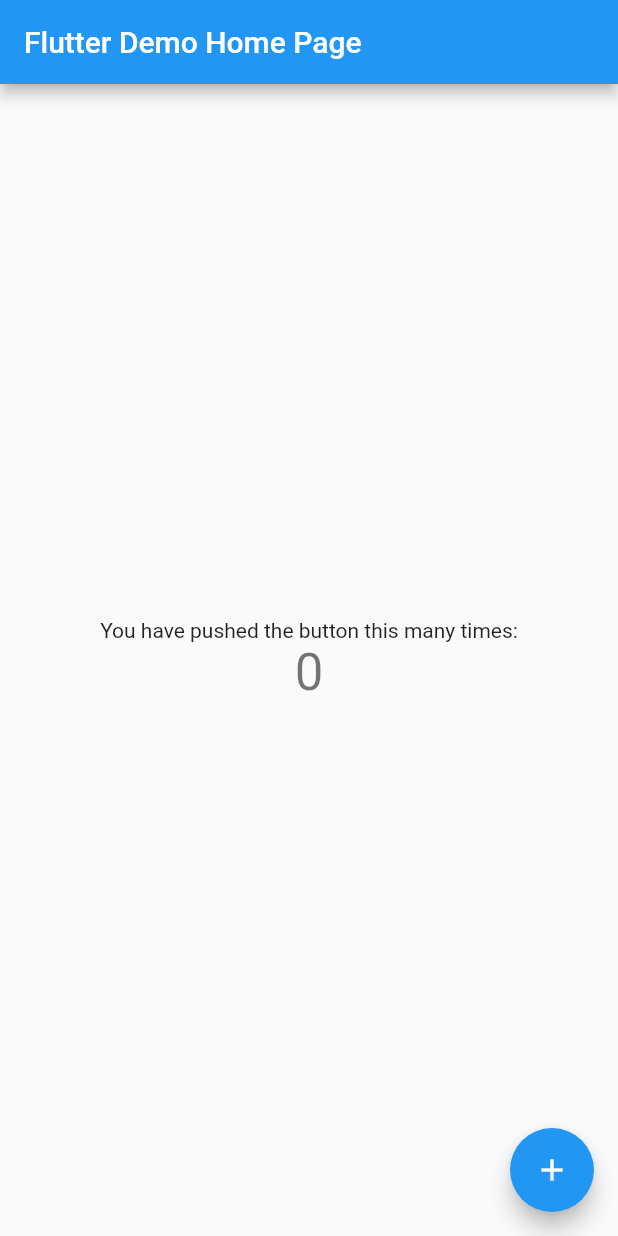
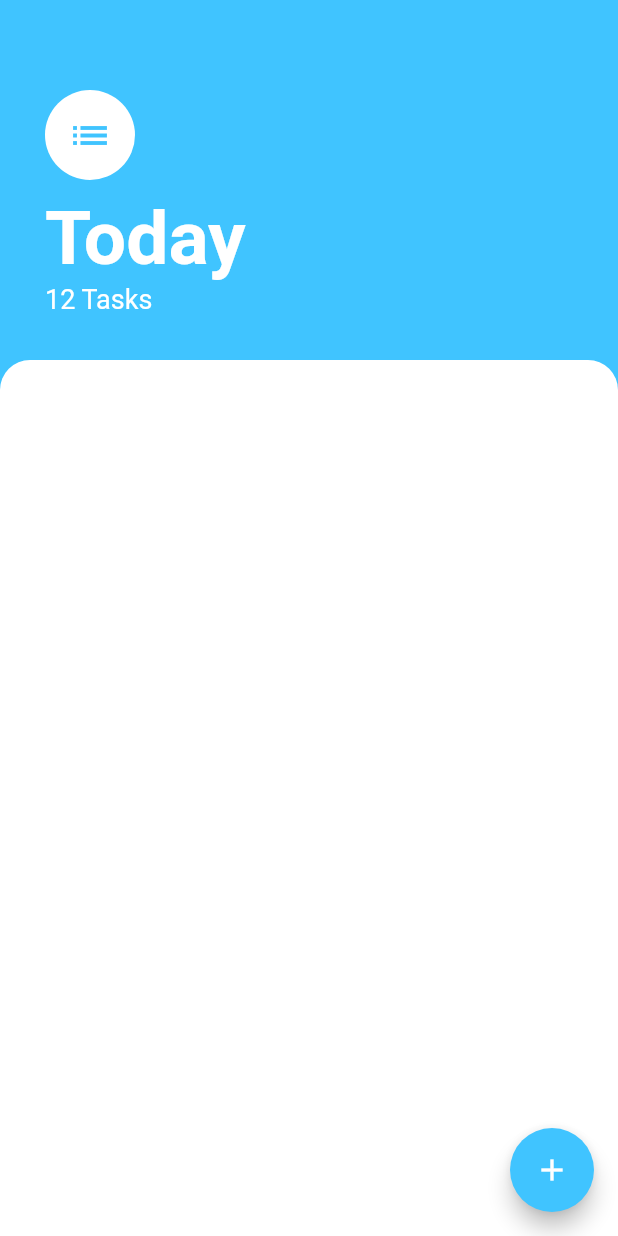
Before and after one commit to fghjjkl32/today_flutter, a Flutter app: the screen it shows after launch, on a phone screen of 412 x 824 dp. Run offline on Flutter 3.47's test engine with Material 2 defaults, Android fonts, the phone set to English and light mode, and no system bars.

Commit message:
feat | add : UI design set

```diff
--- a/lib/main.dart
+++ b/lib/main.dart
@@ -1,113 +1,15 @@
 import 'package:flutter/material.dart';
+import 'package:today_flutter/screens/tasks_screen.dart';
 
 void main() {
   runApp(MyApp());
 }
 
 class MyApp extends StatelessWidget {
-  // This widget is the root of your application.
   @override
   Widget build(BuildContext context) {
     return MaterialApp(
-      title: 'Flutter Demo',
-      theme: ThemeData(
-        // This is the theme of your application.
-        //
-        // Try running your application with "flutter run". You'll see the
-        // application has a blue toolbar. Then, without quitting the app, try
-        // changing the primarySwatch below to Colors.green and then invoke
-        // "hot reload" (press "r" in the console where you ran "flutter run",
-        // or simply save your changes to "hot reload" in a Flutter IDE).
-        // Notice that the counter didn't reset back to zero; the application
-        // is not restarted.
-        primarySwatch: Colors.blue,
-      ),
-      home: MyHomePage(title: 'Flutter Demo Home Page'),
+      home: TasksScreen(),
     );
   }
 }
-
-class MyHomePage extends StatefulWidget {
-  MyHomePage({Key? key, required this.title}) : super(key: key);
-
-  // This widget is the home page of your application. It is stateful, meaning
-  // that it has a State object (defined below) that contains fields that affect
-  // how it looks.
-
-  // This class is the configuration for the state. It holds the values (in this
-  // case the title) provided by the parent (in this case the App widget) and
-  // used by the build method of the State. Fields in a Widget subclass are
-  // always marked "final".
-
-  final String title;
-
-  @override
-  _MyHomePageState createState() => _MyHomePageState();
-}
-
-class _MyHomePageState extends State<MyHomePage> {
-  int _counter = 0;
-
-  void _incrementCounter() {
-    setState(() {
-      // This call to setState tells the Flutter framework that something has
-      // changed in this State, which causes it to rerun the build method below
-      // so that the display can reflect the updated values. If we changed
-      // _counter without calling setState(), then the build method would not be
-      // called again, and so nothing would appear to happen.
-      _counter++;
-    });
-  }
-
-  @override
-  Widget build(BuildContext context) {
-    // This method is rerun every time setState is called, for instance as done
-    // by the _incrementCounter method above.
-    //
-    // The Flutter framework has been optimized to make rerunning build methods
-    // fast, so that you can just rebuild anything that needs updating rather
-    // than having to individually change instances of widgets.
-    return Scaffold(
-      appBar: AppBar(
-        // Here we take the value from the MyHomePage object that was created by
-        // the App.build method, and use it to set our appbar title.
-        title: Text(widget.title),
-      ),
-      body: Center(
-        // Center is a layout widget. It takes a single child and positions it
-        // in the middle of the parent.
-        child: Column(
-          // Column is also a layout widget. It takes a list of children and
-          // arranges them vertically. By default, it sizes itself to fit its
-          // children horizontally, and tries to be as tall as its parent.
-          //
-          // Invoke "debug painting" (press "p" in the console, choose the
-          // "Toggle Debug Paint" action from the Flutter Inspector in Android
-          // Studio, or the "Toggle Debug Paint" command in Visual Studio Code)
-          // to see the wireframe for each widget.
-          //
-          // Column has various properties to control how it sizes itself and
-          // how it positions its children. Here we use mainAxisAlignment to
-          // center the children vertically; the main axis here is the vertical
-          // axis because Columns are vertical (the cross axis would be
-          // horizontal).
-          mainAxisAlignment: MainAxisAlignment.center,
-          children: <Widget>[
-            Text(
-              'You have pushed the button this many times:',
-            ),
-            Text(
-              '$_counter',
-              style: Theme.of(context).textTheme.headline4,
-            ),
-          ],
-        ),
-      ),
-      floatingActionButton: FloatingActionButton(
-        onPressed: _incrementCounter,
-        tooltip: 'Increment',
-        child: Icon(Icons.add),
-      ), // This trailing comma makes auto-formatting nicer for build methods.
-    );
-  }
-}
--- /dev/null
+++ b/lib/screens/tasks_screen.dart
@@ -0,0 +1,66 @@
+import 'package:flutter/material.dart';
+
+class TasksScreen extends StatelessWidget {
+  @override
+  Widget build(BuildContext context) {
+    return Scaffold(
+      backgroundColor: Colors.lightBlueAccent,
+      floatingActionButton: FloatingActionButton(
+        backgroundColor: Colors.lightBlueAccent,
+        onPressed: () {},
+        child: Icon(Icons.add),
+      ),
+      body: Column(
+        crossAxisAlignment: CrossAxisAlignment.start,
+        children: [
+          Container(
+            padding: EdgeInsets.only(top: 60, left: 30, right: 30, bottom: 30),
+            child: Column(
+              crossAxisAlignment: CrossAxisAlignment.start,
+              children: [
+                CircleAvatar(
+                  child: Icon(
+                    Icons.list,
+                    size: 30,
+                    color: Colors.lightBlueAccent,
+                  ),
+                  backgroundColor: Colors.white,
+                  radius: 30,
+                ),
+                SizedBox(
+                  height: 10,
+                ),
+                Text(
+                  "Today",
+                  style: TextStyle(
+                    color: Colors.white,
+                    fontSize: 50,
+                    fontWeight: FontWeight.w700,
+                  ),
+                ),
+                Text(
+                  "12 Tasks",
+                  style: TextStyle(
+                    color: Colors.white,
+                    fontSize: 18,
+                  ),
+                ),
+              ],
+            ),
+          ),
+          Expanded(
+            child: Container(
+              decoration: BoxDecoration(
+                color: Colors.white,
+                borderRadius: BorderRadius.only(
+                  topLeft: Radius.circular(20),
+                  topRight: Radius.circular(20),
+                ),
+              ),
+            ),
+          ),
+        ],
+      ),
+    );
+  }
+}
```
